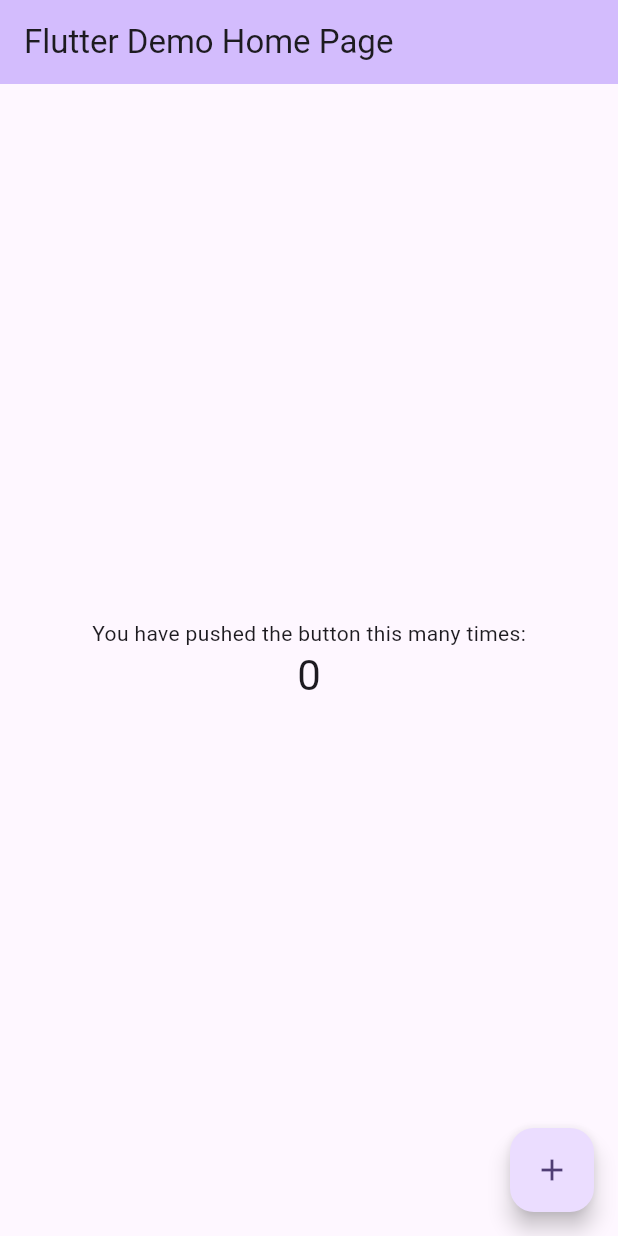
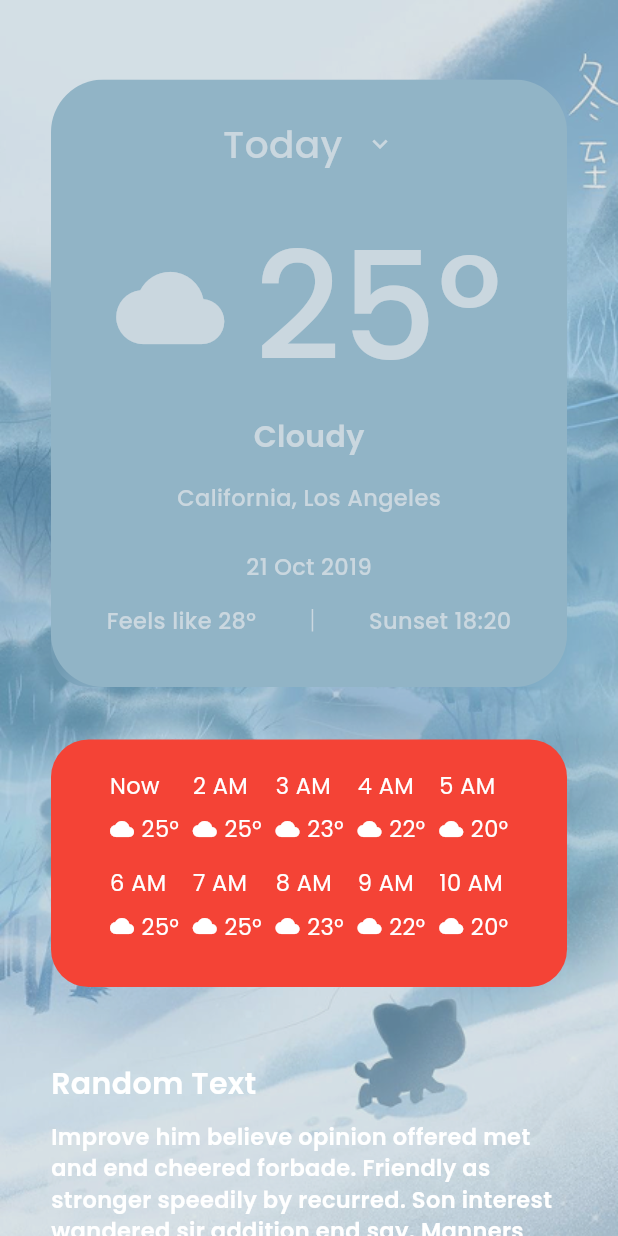
Before and after one commit to melihcakmak64/weather_app_flutter, a Flutter app: the screen it shows after launch, on a phone screen of 412 x 824 dp. Run offline on Flutter 3.47's test engine with Material 3 defaults, Android fonts, the phone set to English and light mode, and no system bars.

Commit message:
general ui commit

```diff
--- /dev/null
+++ b/lib/core/app_theme.dart
@@ -0,0 +1,64 @@
+import 'package:flutter/material.dart';
+
+final ThemeData appTheme = ThemeData(
+  fontFamily: 'Poppins',
+  textTheme: const TextTheme(
+    displayLarge: TextStyle(fontSize: 32, fontWeight: FontWeight.bold),
+    displayMedium: TextStyle(fontSize: 28, fontWeight: FontWeight.bold),
+    headlineLarge: TextStyle(fontSize: 24, fontWeight: FontWeight.w600),
+    headlineMedium: TextStyle(fontSize: 20, fontWeight: FontWeight.w600),
+    titleLarge: TextStyle(fontSize: 18, fontWeight: FontWeight.w500),
+    titleMedium: TextStyle(fontSize: 16, fontWeight: FontWeight.w500),
+    bodyLarge: TextStyle(fontSize: 16, fontWeight: FontWeight.normal),
+    bodyMedium: TextStyle(fontSize: 14, fontWeight: FontWeight.normal),
+    labelLarge: TextStyle(fontSize: 14, fontWeight: FontWeight.w500),
+    labelMedium: TextStyle(fontSize: 12, fontWeight: FontWeight.w400),
+  ),
+);
+
+class AppTextStyles {
+  static const String _font = 'Poppins';
+  static const Color _color = Colors.white;
+
+  static const TextStyle medium25 = TextStyle(
+    fontSize: 25,
+    fontWeight: FontWeight.w500,
+    fontFamily: _font,
+    color: _color,
+  );
+
+  static const TextStyle medium100 = TextStyle(
+    fontSize: 100,
+    fontWeight: FontWeight.w500,
+    fontFamily: _font,
+    color: _color,
+  );
+
+  static const TextStyle semibold20 = TextStyle(
+    fontSize: 20,
+    fontWeight: FontWeight.w600,
+    fontFamily: _font,
+    color: _color,
+  );
+
+  static const TextStyle medium15 = TextStyle(
+    fontSize: 15,
+    fontWeight: FontWeight.w500,
+    fontFamily: _font,
+    color: _color,
+  );
+
+  static const TextStyle regular15 = TextStyle(
+    fontSize: 15,
+    fontWeight: FontWeight.w400,
+    fontFamily: _font,
+    color: _color,
+  );
+
+  static const TextStyle semibold15 = TextStyle(
+    fontSize: 15,
+    fontWeight: FontWeight.w600,
+    fontFamily: _font,
+    color: _color,
+  );
+}
--- /dev/null
+++ b/lib/core/assets.dart
@@ -0,0 +1,6 @@
+class AppImages {
+  static const String cloudyBackgroundImage = "assets/images/cloudy.png";
+  static const String sunnyBackgroundImage = "assets/images/sunny.png";
+  static const String rainyBackgroundImage = "assets/images/rainy.png";
+  static const String snowyBackgroundImage = "assets/images/snowy.png";
+}
--- /dev/null
+++ b/lib/core/colors.dart
@@ -0,0 +1,14 @@
+import 'package:flutter/cupertino.dart';
+
+class AppColors {
+  //MainContainer
+  static const Color cloudyMainContainerColor = Color(0xFF91B4C6);
+  static const Color sunnyMainContainerColor = Color(0xFFFAE2BD);
+  static const Color rainyMainContainerColor = Color(0xFF40666A);
+  static const Color snowyMainContainerColor = Color(0xFF99B8CC);
+  //MainContainerTextColor
+  static const Color cloudyMainTextColor = Color(0xFFCAD7DF);
+  static const Color sunnyMainTextColor = Color(0xFFEFAA82);
+  static const Color rainyMainTextColor = Color(0xFFC9E8E0);
+  static const Color snowyMainTextColor = Color(0xFFE4F1F9);
+}
--- a/lib/main.dart
+++ b/lib/main.dart
@@ -1,122 +1,21 @@
 import 'package:flutter/material.dart';
+import 'package:weather_app/core/app_theme.dart';
+import 'package:weather_app/view/home_screen.dart';
 
 void main() {
-  runApp(const MyApp());
+  runApp(const WeatherApp());
 }
 
-class MyApp extends StatelessWidget {
-  const MyApp({super.key});
+class WeatherApp extends StatelessWidget {
+  const WeatherApp({super.key});
 
-  // This widget is the root of your application.
   @override
   Widget build(BuildContext context) {
     return MaterialApp(
-      title: 'Flutter Demo',
-      theme: ThemeData(
-        // This is the theme of your application.
-        //
-        // TRY THIS: Try running your application with "flutter run". You'll see
-        // the application has a purple toolbar. Then, without quitting the app,
-        // try changing the seedColor in the colorScheme below to Colors.green
-        // and then invoke "hot reload" (save your changes or press the "hot
-        // reload" button in a Flutter-supported IDE, or press "r" if you used
-        // the command line to start the app).
-        //
-        // Notice that the counter didn't reset back to zero; the application
-        // state is not lost during the reload. To reset the state, use hot
-        // restart instead.
-        //
-        // This works for code too, not just values: Most code changes can be
-        // tested with just a hot reload.
-        colorScheme: ColorScheme.fromSeed(seedColor: Colors.deepPurple),
-      ),
-      home: const MyHomePage(title: 'Flutter Demo Home Page'),
+      title: 'Weather App',
+      theme: appTheme,
+      home: const WeatherHomePage(),
+      debugShowCheckedModeBanner: false,
     );
   }
 }
-
-class MyHomePage extends StatefulWidget {
-  const MyHomePage({super.key, required this.title});
-
-  // This widget is the home page of your application. It is stateful, meaning
-  // that it has a State object (defined below) that contains fields that affect
-  // how it looks.
-
-  // This class is the configuration for the state. It holds the values (in this
-  // case the title) provided by the parent (in this case the App widget) and
-  // used by the build method of the State. Fields in a Widget subclass are
-  // always marked "final".
-
-  final String title;
-
-  @override
-  State<MyHomePage> createState() => _MyHomePageState();
-}
-
-class _MyHomePageState extends State<MyHomePage> {
-  int _counter = 0;
-
-  void _incrementCounter() {
-    setState(() {
-      // This call to setState tells the Flutter framework that something has
-      // changed in this State, which causes it to rerun the build method below
-      // so that the display can reflect the updated values. If we changed
-      // _counter without calling setState(), then the build method would not be
-      // called again, and so nothing would appear to happen.
-      _counter++;
-    });
-  }
-
-  @override
-  Widget build(BuildContext context) {
-    // This method is rerun every time setState is called, for instance as done
-    // by the _incrementCounter method above.
-    //
-    // The Flutter framework has been optimized to make rerunning build methods
-    // fast, so that you can just rebuild anything that needs updating rather
-    // than having to individually change instances of widgets.
-    return Scaffold(
-      appBar: AppBar(
-        // TRY THIS: Try changing the color here to a specific color (to
-        // Colors.amber, perhaps?) and trigger a hot reload to see the AppBar
-        // change color while the other colors stay the same.
-        backgroundColor: Theme.of(context).colorScheme.inversePrimary,
-        // Here we take the value from the MyHomePage object that was created by
-        // the App.build method, and use it to set our appbar title.
-        title: Text(widget.title),
-      ),
-      body: Center(
-        // Center is a layout widget. It takes a single child and positions it
-        // in the middle of the parent.
-        child: Column(
-          // Column is also a layout widget. It takes a list of children and
-          // arranges them vertically. By default, it sizes itself to fit its
-          // children horizontally, and tries to be as tall as its parent.
-          //
-          // Column has various properties to control how it sizes itself and
-          // how it positions its children. Here we use mainAxisAlignment to
-          // center the children vertically; the main axis here is the vertical
-          // axis because Columns are vertical (the cross axis would be
-          // horizontal).
-          //
-          // TRY THIS: Invoke "debug painting" (choose the "Toggle Debug Paint"
-          // action in the IDE, or press "p" in the console), to see the
-          // wireframe for each widget.
-          mainAxisAlignment: MainAxisAlignment.center,
-          children: <Widget>[
-            const Text('You have pushed the button this many times:'),
-            Text(
-              '$_counter',
-              style: Theme.of(context).textTheme.headlineMedium,
-            ),
-          ],
-        ),
-      ),
-      floatingActionButton: FloatingActionButton(
-        onPressed: _incrementCounter,
-        tooltip: 'Increment',
-        child: const Icon(Icons.add),
-      ), // This trailing comma makes auto-formatting nicer for build methods.
-    );
-  }
-}
--- /dev/null
+++ b/lib/view/home_screen.dart
@@ -0,0 +1,107 @@
+import 'package:flutter/material.dart';
+import 'package:weather_app/core/app_theme.dart';
+import 'package:weather_app/core/assets.dart';
+import 'package:weather_app/view/widgets/main_weather_card.dart';
+
+class WeatherHomePage extends StatelessWidget {
+  const WeatherHomePage({super.key});
+
+  @override
+  Widget build(BuildContext context) {
+    return Scaffold(
+      body: Container(
+        decoration: const BoxDecoration(
+          image: DecorationImage(
+            image: AssetImage(AppImages.cloudyBackgroundImage),
+            fit: BoxFit.cover,
+          ),
+        ),
+        child: SafeArea(
+          child: Padding(
+            padding: EdgeInsets.symmetric(
+              vertical: 53,
+              horizontal: 34,
+            ).copyWith(bottom: 0),
+            child: Column(
+              mainAxisAlignment: MainAxisAlignment.start,
+              children: [
+                MainWeatherCard(),
+
+                const SizedBox(height: 35),
+
+                _buildHourlyForecast(),
+
+                const SizedBox(height: 50),
+
+                _buildRandomTextSection(),
+              ],
+            ),
+          ),
+        ),
+      ),
+    );
+  }
+
+  Widget _buildHourlyForecast() {
+    final hours = ['Now', '2 AM', '3 AM', '4 AM', '5 AM'];
+    final temps = ['25°', '25°', '23°', '22°', '20°'];
+    final hours2 = ['6 AM', '7 AM', '8 AM', '9 AM', '10 AM'];
+    final temps2 = ['25°', '25°', '23°', '22°', '20°'];
+
+    return Container(
+      padding: EdgeInsets.only(top: 20, left: 30, right: 30, bottom: 30),
+      decoration: BoxDecoration(
+        color: Colors.red,
+        borderRadius: BorderRadius.circular(25),
+      ),
+      child: Column(
+        children: [
+          Row(
+            mainAxisAlignment: MainAxisAlignment.spaceEvenly,
+            children: List.generate(5, (index) {
+              return _buildHourlyItem(hours[index], temps[index]);
+            }),
+          ),
+          const SizedBox(height: 15),
+          Row(
+            mainAxisAlignment: MainAxisAlignment.spaceEvenly,
+            children: List.generate(5, (index) {
+              return _buildHourlyItem(hours2[index], temps2[index]);
+            }),
+          ),
+        ],
+      ),
+    );
+  }
+
+  Widget _buildHourlyItem(String hour, String temp) {
+    return Column(
+      crossAxisAlignment: CrossAxisAlignment.start,
+      children: [
+        Text(hour, style: AppTextStyles.regular15),
+        const SizedBox(height: 8),
+        Row(
+          children: [
+            const Icon(Icons.cloud, color: Colors.white, size: 16),
+            SizedBox(width: 5),
+            Text(temp, style: AppTextStyles.regular15),
+          ],
+        ),
+      ],
+    );
+  }
+
+  Widget _buildRandomTextSection() {
+    return Column(
+      crossAxisAlignment: CrossAxisAlignment.start,
+      children: [
+        const Text('Random Text', style: AppTextStyles.semibold20),
+        const SizedBox(height: 10),
+        Text(
+          'Improve him believe opinion offered met and end cheered forbade. Friendly as stronger speedily by recurred. Son interest wandered sir addition end say. Manners beloved affixed picture men ask.',
+          style: AppTextStyles.semibold15,
+        ),
+      ],
+    );
+  }
+}
--- /dev/null
+++ b/lib/view/widgets/main_weather_card.dart
@@ -0,0 +1,130 @@
+import 'dart:ui';
+
+import 'package:flutter/material.dart';
+import 'package:weather_app/core/app_theme.dart';
+import 'package:weather_app/core/colors.dart';
+
+class MainWeatherCard extends StatelessWidget {
+  const MainWeatherCard({super.key});
+
+  @override
+  Widget build(BuildContext context) {
+    return ClipRRect(
+      borderRadius: BorderRadius.circular(25),
+      child: BackdropFilter(
+        filter: ImageFilter.blur(sigmaX: 10, sigmaY: 10),
+        child: Container(
+          padding: const EdgeInsets.symmetric(
+            vertical: 25,
+          ).copyWith(bottom: 34),
+          decoration: BoxDecoration(
+            color: AppColors.cloudyMainContainerColor,
+            borderRadius: BorderRadius.circular(35),
+          ),
+          child: Column(
+            crossAxisAlignment: CrossAxisAlignment.center,
+            children: [
+              // Today dropdown
+              Row(
+                mainAxisAlignment: MainAxisAlignment.center,
+                children: [
+                  Text(
+                    'Today',
+                    style: AppTextStyles.medium25.copyWith(
+                      color: AppColors.cloudyMainTextColor,
+                    ),
+                  ),
+                  const SizedBox(width: 15),
+                  Icon(
+                    Icons.keyboard_arrow_down,
+                    color: AppColors.cloudyMainTextColor,
+                    size: 20,
+                  ),
+                ],
+              ),
+
+              const SizedBox(height: 20),
+
+              // Weather icon and temperature
+              Row(
+                mainAxisAlignment: MainAxisAlignment.center,
+                children: [
+                  // Cloud icon
+                  const Icon(
+                    Icons.cloud,
+                    color: AppColors.cloudyMainTextColor,
+                    size: 72,
+                  ),
+
+                  const SizedBox(width: 20),
+
+                  // Temperature
+                  Text(
+                    '25°',
+                    style: AppTextStyles.medium100.copyWith(
+                      color: AppColors.cloudyMainTextColor,
+                    ),
+                  ),
+                ],
+              ),
+
+              // Weather description
+              Text(
+                'Cloudy',
+                style: AppTextStyles.semibold20.copyWith(
+                  color: AppColors.cloudyMainTextColor,
+                ),
+              ),
+
+              const SizedBox(height: 15),
+
+              // Location
+              Text(
+                'California, Los Angeles',
+                style: AppTextStyles.medium15.copyWith(
+                  color: AppColors.cloudyMainTextColor,
+                ),
+              ),
+
+              const SizedBox(height: 25),
+
+              // Date
+              Text(
+                '21 Oct 2019',
+                style: AppTextStyles.medium15.copyWith(
+                  color: AppColors.cloudyMainTextColor,
+                ),
+              ),
+
+              const SizedBox(height: 15),
+
+              // Feels like and sunset
+              Row(
+                mainAxisAlignment: MainAxisAlignment.spaceEvenly,
+                children: [
+                  Text(
+                    'Feels like 28°',
+                    style: AppTextStyles.medium15.copyWith(
+                      color: AppColors.cloudyMainTextColor,
+                    ),
+                  ),
+                  Container(
+                    width: 1,
+                    height: 15,
+                    color: AppColors.cloudyMainTextColor,
+                  ),
+                  Text(
+                    'Sunset 18:20',
+                    style: AppTextStyles.medium15.copyWith(
+                      color: AppColors.cloudyMainTextColor,
+                    ),
+                  ),
+                ],
+              ),
+            ],
+          ),
+        ),
+      ),
+    );
+  }
+}
```
Also changed, not shown: pubspec.yaml (+13 -13 lines), assets/fonts/Poppins-Bold.ttf (added), assets/fonts/Poppins-Medium.ttf (added), assets/fonts/Poppins-Regular.ttf (added), assets/fonts/Poppins-SemiBold.ttf (added), assets/images/cloudy.png (added), assets/images/rainy.png (added), assets/images/snowy.png (added), assets/images/sunny.png (added), 1 other file.
